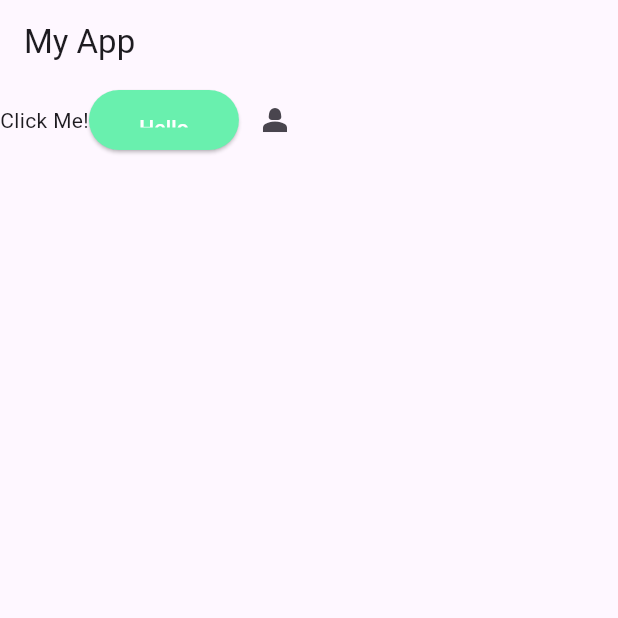
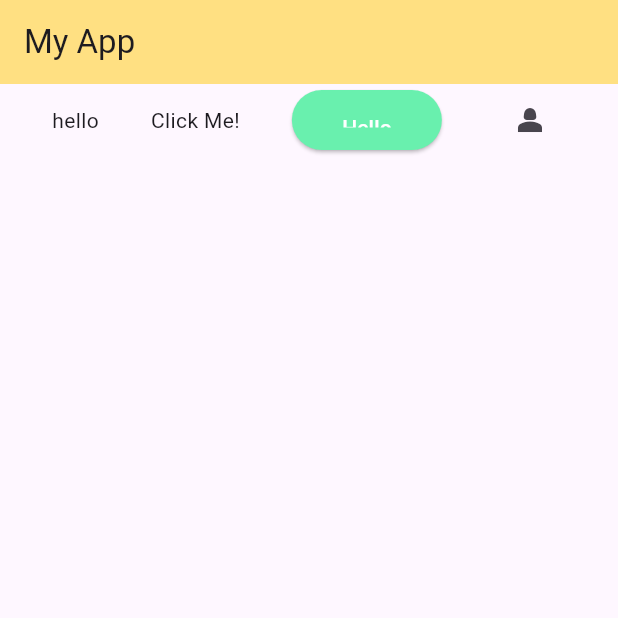
Before and after one commit to BilaalRashid278/learn_flutter, a Flutter app: the screen it shows after launch, after a tap on the "person 2" icon, on a phone screen of 412 x 824 dp, the top half of it. Run offline on Flutter 3.47's test engine with Material 3 defaults, Android fonts, the phone set to English and light mode, and no system bars.

Commit message:
last buttons commit

```diff
--- a/lib/components/Buttons.dart
+++ b/lib/components/Buttons.dart
@@ -11,6 +11,10 @@ class Buttons extends StatefulWidget {
 class _ButtonsActions extends State<Buttons> {
   int counter = 0;
   Color changeColor = Colors.greenAccent;
+  Future<String> hloPromise(int time) {
+    return Future.delayed(Duration(seconds: time), () => "Hello How Are You!");
+  }
+
   sayHello() {
     setState(() {
       switch (counter) {
@@ -40,8 +44,10 @@ class _ButtonsActions extends State<Buttons> {
   @override
   Widget build(BuildContext context) {
     return Row(
+      mainAxisAlignment: MainAxisAlignment.spaceEvenly,
       children: [
-        GestureDetector(
+        const Text('hello'),
+        InkWell(
             onTap: () {
               print("Gesture.....");
             },
@@ -58,8 +64,10 @@ class _ButtonsActions extends State<Buttons> {
           ),
         ),
         IconButton(
-            onPressed: () {
+            onPressed: () async {
               print("IconButton");
+              final str = await hloPromise(2);
+              print(str);
             },
             icon: const Icon(Icons.person_2))
       ],
--- a/lib/main.dart
+++ b/lib/main.dart
@@ -24,6 +24,7 @@ class MyApp extends StatelessWidget {
         // ignore: avoid_unnecessary_containers
         home: Scaffold(
             appBar: AppBar(
+                backgroundColor: Colors.amber.shade200,
                 title: InkWell(onTap: () {}, child: const Text('My App'))),
             body: const Buttons.Buttons()));
   }
```
